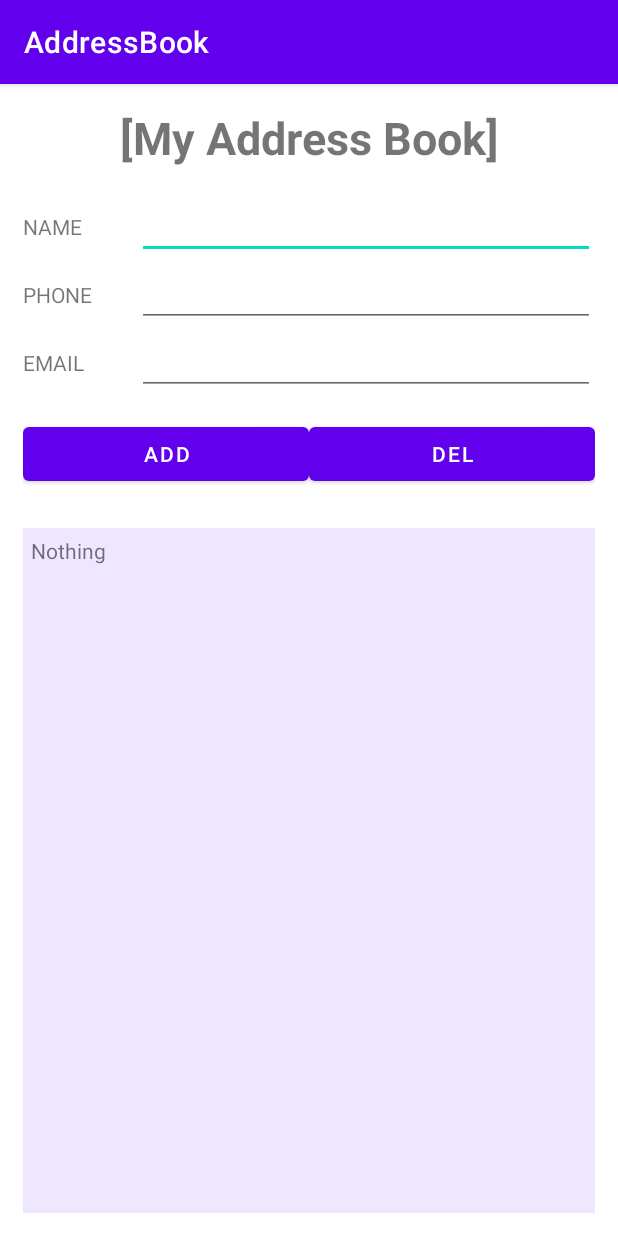
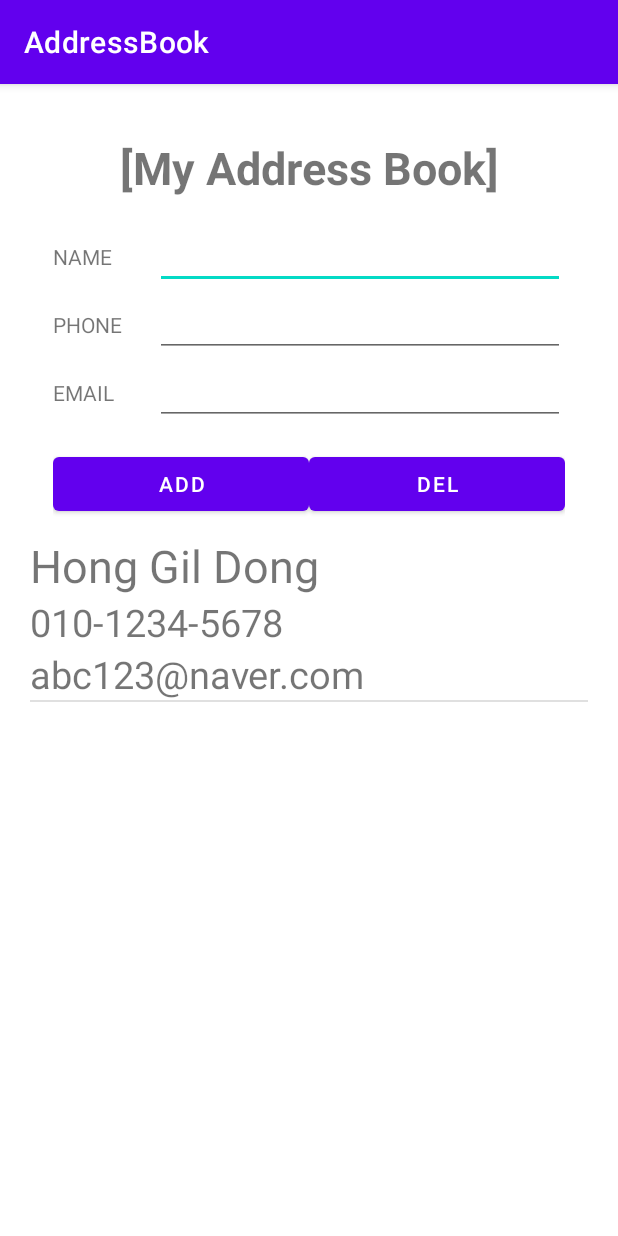
Before and after one commit to jinchaeeun/AddressBook_re, an Android app: the screen it shows after launch (MainActivity), on a phone screen of 412 x 824 dp. Run offline under Robolectric (Android 15) with nearby library versions, the phone set to English and light mode, and no system bars.

Commit message:
Address Book Adapter를 사용한 ListView로 변경하기

```diff
--- a/app/src/main/java/com/example/addressbook/MainActivity.java
+++ b/app/src/main/java/com/example/addressbook/MainActivity.java
@@ -6,10 +6,13 @@ import android.os.Bundle;
 import android.util.Log;
 import android.view.View;
 import android.widget.EditText;
+import android.widget.ListView;
+import android.widget.SimpleAdapter;
 import android.widget.TextView;
 import android.widget.Toast;
 
 import java.util.ArrayList;
+import java.util.HashMap;
 
 public class MainActivity extends AppCompatActivity {
     //Member Variable ----------------------------------------
@@ -17,14 +20,16 @@ public class MainActivity extends AppCompatActivity {
     private final boolean       D           = true;             // 로그 디버그 찍을 때
     private final String        TAG         = "MainActivity";  //final은 상수기 때문에 변수를 대문자로 적기로 규약
 
-    // View Object
+    // data
     private EditText            nameETXT, phoneETXT, emailETXT;
-    private TextView            addressTXT;
-    //버튼은 클릭 이벤트 지정해줬기 때문에 선언 필요 X
 
-    // Data
-    private ArrayList<Address>  addressList = new ArrayList<>(); //동적으로 변하기 때문에 Array 사용 못함
+    //View object 관련
+    private ListView            listView ;
 
+    // List 관련
+    private ArrayList<HashMap<String, String>>  arrayList;
+    private SimpleAdapter                       adapter;
+    private HashMap<String, String>             map;
 
     //Member Method - AppCompatActivity's override -----------이 액티비티에 오버라이드
     @Override
@@ -32,34 +37,61 @@ public class MainActivity extends AppCompatActivity {
         super.onCreate(savedInstanceState);
         // Activity 화면 설정 필수!!
         setContentView(R.layout.activity_main);
+        init();
 
+        if(D) Log.i(TAG, "onCreate()"); //Log를 지우기 번거로우니 if문으로 처리
+    }
+
+    private void init(){
         //XML View 객체 가져오기
         nameETXT = findViewById(R.id.nameETXT);
         phoneETXT = findViewById(R.id.phoneETXT);
         emailETXT = findViewById(R.id.emailETXT);
-        addressTXT = findViewById(R.id.addressTXT);
 
-        if(D) Log.i(TAG, "onCreate()"); //Log를 지우기 번거로우니 if문으로 처리
+        listView  = findViewById(R.id.addressLST);
 
+        //List 데이터 준비
+        arrayList = new ArrayList<HashMap<String, String>>();
+
+
+        map = new HashMap<>();
+        map.put("name", "Hong Gil Dong");
+        map.put("phone", "010-1234-5678");
+        map.put("email", "abc123@naver.com");
+        arrayList.add(map);
+
+        adapter = new SimpleAdapter(MainActivity.this, arrayList,
+                                    R.layout.item_layout, new String[]{"name", "phone", "email"},
+                                    new int[]{R.id.item_nameTxt, R.id.item_phoneTxt, R.id.item_emailTxt});
+        //SimpleAdpater(이 액티비티에, 데이터를, 어떤 형식의 레이아웃에, 어떤 데이터를, 어디에다 넣을 것인지)
+
+        //ListView에 List 설정
+        listView.setAdapter(adapter);
     }
     //Member Method - XML onClick Method----------------------------------
+
     public void click(View v){
         switch (v.getId()){
             case R.id.addBTN:
                 // 3개의 EditText 값 읽어서 Address 객체 생성 및 추가
                 // (1) EditText 3개 값 입력 여부 체크
+
                 if(nameETXT.getText().length()>0 && phoneETXT.getText().length()>0 && emailETXT.getText().length()>0){
                     // (2-1) Address 객체 생성 및 ArrayList 추가
-                    addressList.add(new Address(nameETXT.getText().toString(),
-                                                phoneETXT.getText().toString(),
-                                                emailETXT.getText().toString()));
-                    Log.i(TAG, "add => "+ addressList.size()); //현재 입력된 갯수
+                    map = new HashMap<String, String>();
+                    map.put("name", nameETXT.getText().toString());
+                    map.put("phone", phoneETXT.getText().toString());
+                    map.put("email", emailETXT.getText().toString());
+                    arrayList.add(map);
+
+                    Log.i(TAG, "add => "+ arrayList.size()); //현재 입력된 갯수
 
                     // 3개 입력 필드 초기화(지우기)
                     initEXIT();
 
                     //TextView에 데이터 출력
-                    displayAddress();
+                    //displayAddress();
+                    adapter.notifyDataSetChanged();
 
                 }else{
                     // (2-2) 사용자에게 알림 띄우기
@@ -69,21 +101,24 @@ public class MainActivity extends AppCompatActivity {
             case R.id.delBTN:
                 // 모두 삭제 또는 가장 최근에 추가한 데이터 삭제
                 //가장 최근 삭제
-                if(addressList.size()>0) {
-                    int lastIdx = addressList.size() - 1;
-                    addressList.remove(lastIdx);
+
+                if(arrayList.size()>0) {
+                    int lastIdx = arrayList.size() - 1;
+                    arrayList.remove(lastIdx);
 
                     //TextView에 Address 데이터 출력
-                    displayAddress();
+                    //displayAddress();
+                    adapter.notifyDataSetChanged();
+
                 }else{
                     Toast.makeText(this, R.string.del_msg, Toast.LENGTH_LONG).show();
                 }
 
                 //모두 삭제
                 /*
-                if(addressList.size()>0) {
-                    addressList.clear();
-                    addressTXT.setText(R.string.nothing);
+                if(arrayList.size()>0) {
+                    arrayList.clear();
+                    //addressTXT.setText(R.string.nothing);
                 }else{
                     Toast.makeText(this, R.string.del_msg, Toast.LENGTH_LONG).show();
                 }
@@ -99,17 +134,4 @@ public class MainActivity extends AppCompatActivity {
         phoneETXT.setText("");
         emailETXT.setText("");
     }
-
-    // AddressList 출력 메서드 --------------------------------- TextView 출력
-    private void displayAddress(){
-        String datas = "";
-        for (int idx = 0; idx < addressList.size(); idx++) {
-            datas += addressList.get(idx).getInfo() + "\n"; //줄 바꿔서 출력
-        }
-        //datas 값 존재 여부 체크
-        if(datas.length()>0)
-            addressTXT.setText(datas);
-        else
-            addressTXT.setText(R.string.nothing);
-    }
 }
--- a/app/src/main/res/layout/activity_main.xml
+++ b/app/src/main/res/layout/activity_main.xml
@@ -4,8 +4,9 @@
     xmlns:tools="http://schemas.android.com/tools"
     android:layout_width="match_parent"
     android:layout_height="match_parent"
+    android:layout_margin="20dp"
     android:orientation="vertical"
-    tools:context=".MainActivity" >
+    tools:context=".MainActivity">
 
     <TextView
         android:id="@+id/textView"
@@ -123,13 +124,9 @@
 
     </LinearLayout>
 
-    <TextView
-        android:id="@+id/addressTXT"
+    <ListView
+        android:id="@+id/addressLST"
         android:layout_width="match_parent"
-        android:layout_height="match_parent"
-        android:layout_margin="15dp"
-        android:background="#EFE6FF"
-        android:padding="5dp"
-        android:text="@string/nothing" />
+        android:layout_height="match_parent" />
 
 </LinearLayout>
--- /dev/null
+++ b/app/src/main/res/layout/item_layout.xml
@@ -0,0 +1,32 @@
+<?xml version="1.0" encoding="utf-8"?>
+<LinearLayout xmlns:android="http://schemas.android.com/apk/res/android"
+    android:id="@+id/item_layout"
+    android:layout_width="match_parent"
+    android:layout_height="match_parent"
+    android:orientation="vertical">
+    <!--이름-->
+    <TextView
+        android:id="@+id/item_nameTxt"
+        android:layout_width="match_parent"
+        android:layout_height="0dp"
+        android:layout_weight="1"
+        android:gravity="center_vertical"
+        android:textSize="30sp" />
+    <!--전화번호-->
+    <TextView
+        android:id="@+id/item_phoneTxt"
+        android:layout_width="match_parent"
+        android:layout_height="0dp"
+        android:layout_weight="1"
+        android:gravity="center_vertical"
+        android:textSize="25sp"/>
+    <!--이메일-->
+    <TextView
+        android:id="@+id/item_emailTxt"
+        android:layout_width="match_parent"
+        android:layout_height="0dp"
+        android:layout_weight="1"
+        android:gravity="center_vertical"
+        android:textSize="25sp"/>
+
+</LinearLayout>
```
